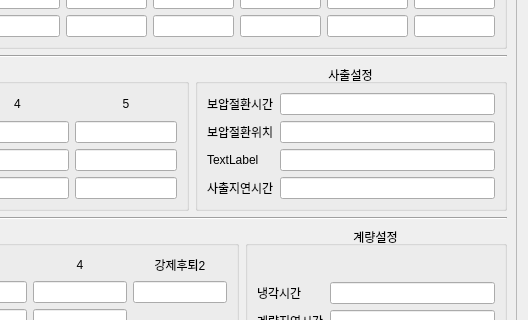
Before: the Qt Designer form moldconditionformset.ui in good7zzang/QT_DBA, drawn with Qt 5; both pictures show x 432 to 960 and y 223 to 543 of the 960 by 900 pixel window.
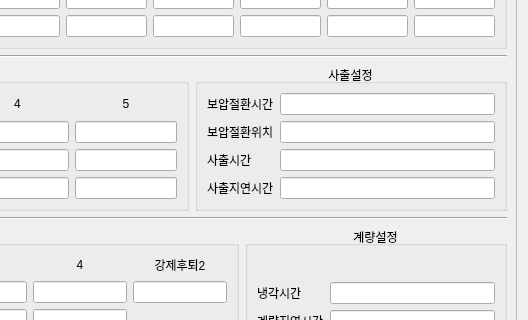
After: the same form once the commit is applied.

What changed in the file:
```diff
--- a/moldconditionformset.ui
+++ b/moldconditionformset.ui
@@ -1237,7 +1237,7 @@
                 <item row="2" column="1">
                  <widget class="QLabel" name="label_31">
                   <property name="text">
-                   <string>TextLabel</string>
+                   <string>사출시간</string>
                   </property>
                  </widget>
                 </item>
```
